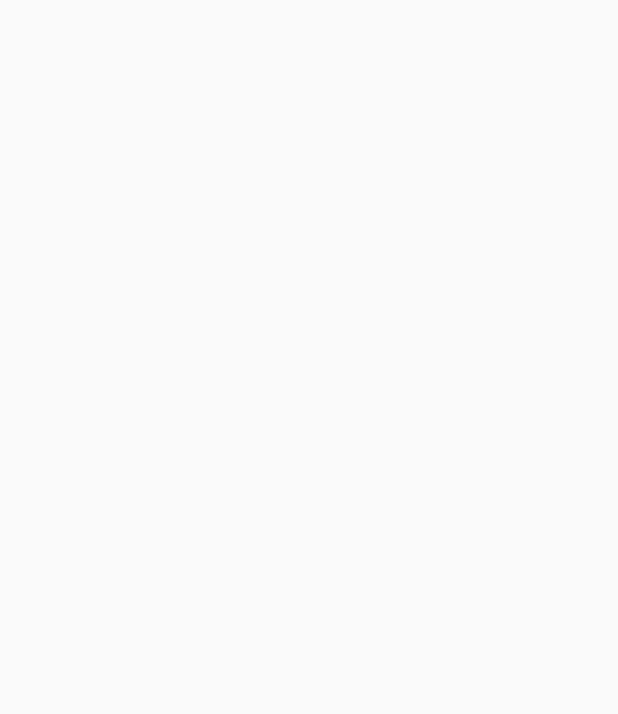
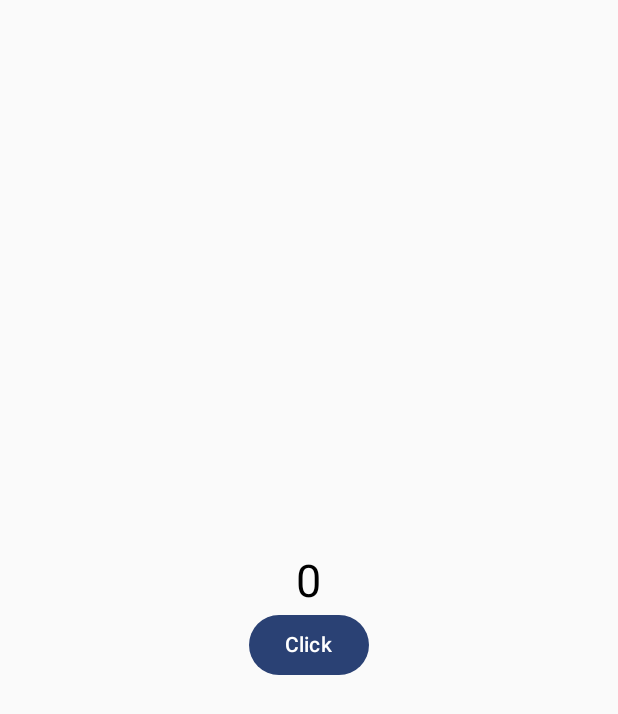
Before and after one commit to brunozupp/StateFlowSharedFlowKotlin, an Android app built with Jetpack Compose: the screen it shows after launch (MainActivity), on a phone screen of 412 x 824 dp. Before the commit the part shown is empty. Shown: the top 714 px of the screen. Run offline under Robolectric (Android 15) with nearby library versions, the phone set to English and light mode, and no system bars.

Commit message:
Examples done

```diff
--- a/app/src/main/java/com/novelitech/stateflowsharedflowkotlin/MainActivity.kt
+++ b/app/src/main/java/com/novelitech/stateflowsharedflowkotlin/MainActivity.kt
@@ -3,13 +3,21 @@ package com.novelitech.stateflowsharedflowkotlin
 import android.os.Bundle
 import androidx.activity.ComponentActivity
 import androidx.activity.compose.setContent
+import androidx.compose.foundation.layout.Arrangement
+import androidx.compose.foundation.layout.Box
+import androidx.compose.foundation.layout.Column
 import androidx.compose.foundation.layout.fillMaxSize
+import androidx.compose.material3.Button
 import androidx.compose.material3.MaterialTheme
 import androidx.compose.material3.Surface
 import androidx.compose.material3.Text
 import androidx.compose.runtime.Composable
+import androidx.compose.runtime.collectAsState
+import androidx.compose.ui.Alignment
 import androidx.compose.ui.Modifier
 import androidx.compose.ui.tooling.preview.Preview
+import androidx.compose.ui.unit.sp
+import androidx.lifecycle.viewmodel.compose.viewModel
 import com.novelitech.stateflowsharedflowkotlin.ui.theme.StateFlowSharedFlowKotlinTheme
 
 class MainActivity : ComponentActivity() {
@@ -18,6 +26,23 @@ class MainActivity : ComponentActivity() {
         setContent {
             StateFlowSharedFlowKotlinTheme {
 
+                val viewModel = viewModel<MainViewModel>()
+
+                val counter = viewModel.stateFlow.collectAsState()
+
+                Column(
+                    modifier = Modifier.fillMaxSize(),
+                    verticalArrangement = Arrangement.Center,
+                    horizontalAlignment = Alignment.CenterHorizontally,
+                ) {
+                    Text(
+                        text = counter.value.toString(),
+                        fontSize = 30.sp,
+                    )
+                    Button(onClick = { viewModel.incrementCounter() }) {
+                        Text(text = "Click")
+                    }
+                }
             }
         }
     }
--- /dev/null
+++ b/app/src/main/java/com/novelitech/stateflowsharedflowkotlin/MainViewModel.kt
@@ -0,0 +1,71 @@
+package com.novelitech.stateflowsharedflowkotlin
+
+import androidx.lifecycle.ViewModel
+import androidx.lifecycle.viewModelScope
+import kotlinx.coroutines.delay
+import kotlinx.coroutines.flow.MutableSharedFlow
+import kotlinx.coroutines.flow.MutableStateFlow
+import kotlinx.coroutines.flow.asFlow
+import kotlinx.coroutines.flow.asSharedFlow
+import kotlinx.coroutines.flow.asStateFlow
+import kotlinx.coroutines.flow.buffer
+import kotlinx.coroutines.flow.collect
+import kotlinx.coroutines.flow.collectIndexed
+import kotlinx.coroutines.flow.collectLatest
+import kotlinx.coroutines.flow.conflate
+import kotlinx.coroutines.flow.count
+import kotlinx.coroutines.flow.filter
+import kotlinx.coroutines.flow.flatMapConcat
+import kotlinx.coroutines.flow.flow
+import kotlinx.coroutines.flow.fold
+import kotlinx.coroutines.flow.launchIn
+import kotlinx.coroutines.flow.map
+import kotlinx.coroutines.flow.onEach
+import kotlinx.coroutines.flow.reduce
+import kotlinx.coroutines.launch
+
+class MainViewModel : ViewModel() {
+
+    private val _stateFlow = MutableStateFlow(0)
+    val stateFlow = _stateFlow.asStateFlow()
+
+    fun incrementCounter() {
+        _stateFlow.value += 1
+    }
+
+    // I use SharedFlow when working with One Time Events as Navigate to another screen, to show a Snackbar
+    private val _sharedFlow = MutableSharedFlow<Int>(
+        replay = 5, // It will cache 5 emittions in the flow when a new collectors receive these emittions.
+        // Doing it I can put the execution of the function before the declaration of the collectors
+    )
+    val sharedFlow = _sharedFlow.asSharedFlow()
+
+    fun squareNumber(number: Int) {
+        viewModelScope.launch {
+            _sharedFlow.emit(number * number)
+        }
+    }
+
+    init {
+
+        viewModelScope.launch {
+            sharedFlow.collect { // This collect block suspends the corountine
+                delay(2000L)
+                println("FIRST FLOW: The received number is $it")
+            }
+
+            // So it will never reach this point of the code
+        }
+
+        viewModelScope.launch {
+            sharedFlow.collect {
+                delay(3000L)
+                println("SECOND FLOW: The received number is $it")
+            }
+        }
+
+        // To work I need to put the execution of the function AFTER the declaration of the collectors
+        // because it's a Hot Flow.
+        squareNumber(3)
+    }
+}
```
